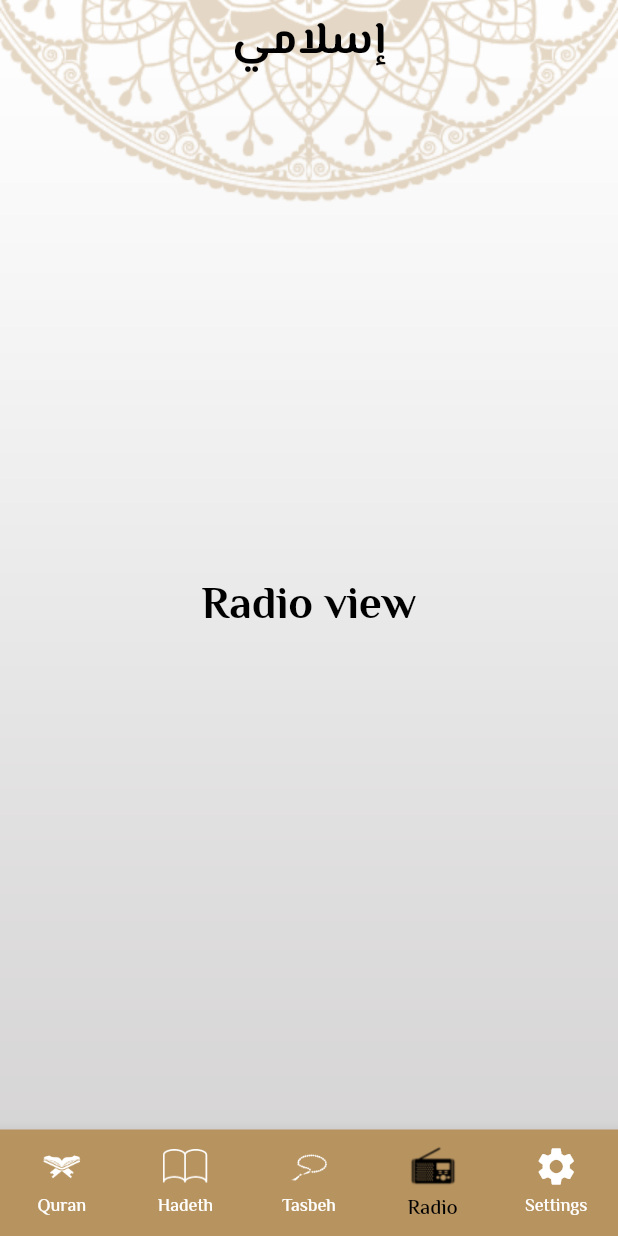
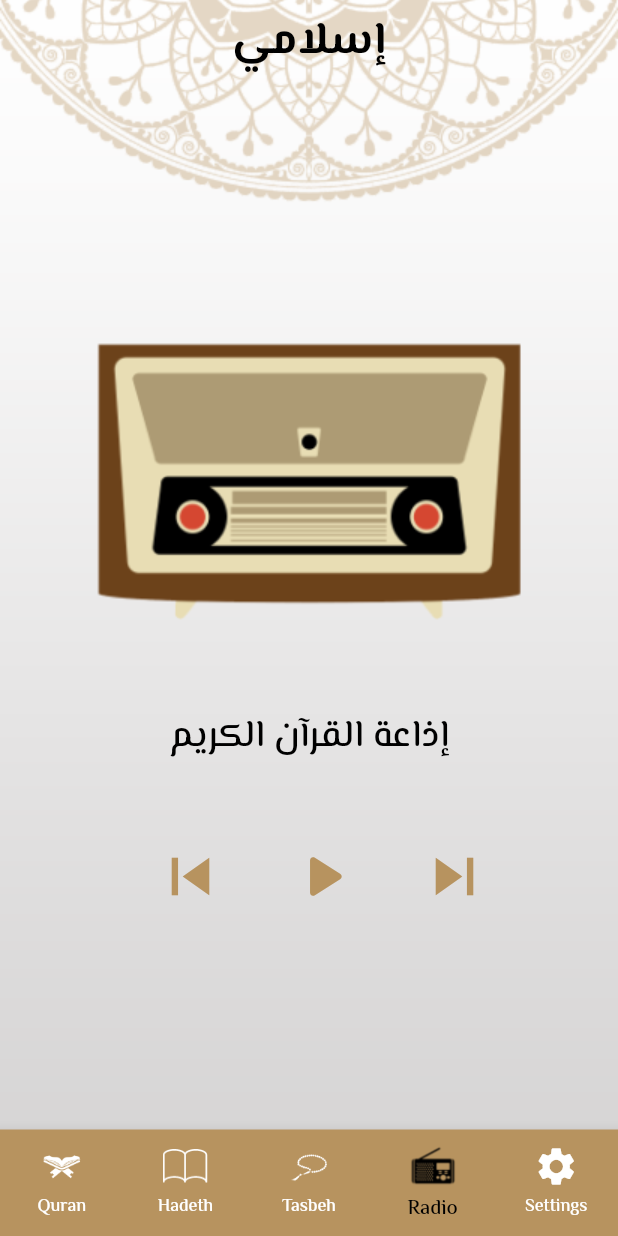
Before and after one commit to salmaHamza83934/islami_app, a Flutter app: the screen it shows after launch, item 4 of the bottom bar chosen, on a phone screen of 412 x 824 dp. Run offline on Flutter 3.47's test engine with Material 2 defaults, Android fonts, the phone set to English and light mode, and no system bars; our stand-ins replace google_fonts.

Commit message:
radio task done.

```diff
--- a/lib/moduls/radio/radio_view.dart
+++ b/lib/moduls/radio/radio_view.dart
@@ -1,18 +1,53 @@
 import 'package:flutter/material.dart';
 
 class RadioView extends StatelessWidget {
-
   @override
   Widget build(BuildContext context) {
-    return Center(
-      child: Text(
-        'Radio view',
-        style: TextStyle(
-          fontSize: 30,
-          fontWeight: FontWeight.bold,
-          color: Colors.black,
+    var theme = Theme.of(context);
+    return Column(
+      mainAxisAlignment: MainAxisAlignment.center,
+      children: [
+        Image.asset('assets/images/radio_image.png'),
+        Padding(
+          padding: const EdgeInsets.all(40),
+          child: Text(
+            'إذاعة القرآن الكريم',
+            style: theme.textTheme.bodyMedium,
+          ),
         ),
-      ),
+        Row(
+          mainAxisAlignment: MainAxisAlignment.center,
+          children: [
+            IconButton(
+                onPressed: () {},
+                icon: Icon(
+                  Icons.skip_previous,
+                  size: 50,
+                  color: theme.primaryColor,
+                )),
+            SizedBox(
+              width: 40,
+            ),
+            IconButton(
+                onPressed: () {},
+                icon: Icon(
+                  Icons.play_arrow_rounded,
+                  size: 50,
+                  color: theme.primaryColor,
+                )),
+            SizedBox(
+              width: 40,
+            ),
+            IconButton(
+                onPressed: () {},
+                icon: Icon(
+                  Icons.skip_next,
+                  size: 50,
+                  color: theme.primaryColor,
+                )),
+          ],
+        ),
+      ],
     );
   }
 }
```
